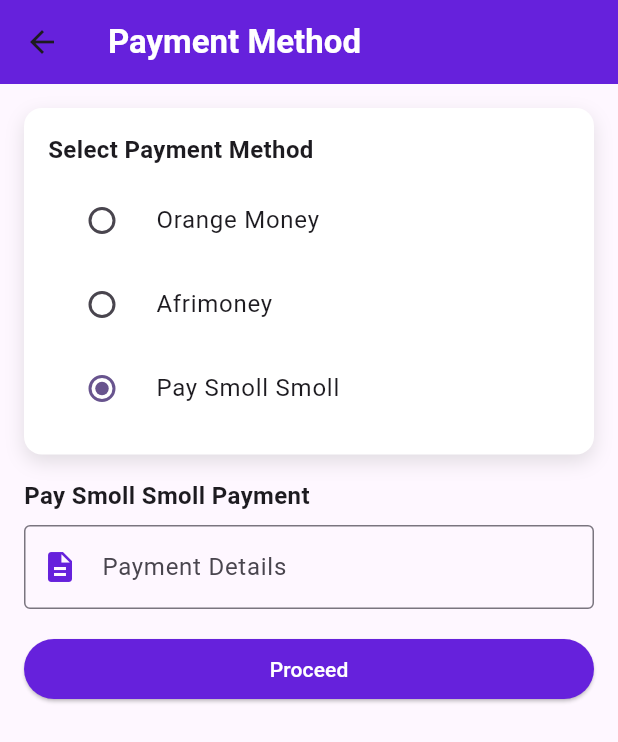
After one commit to Chrisgentsl/miboks-millennialsierraleone, a Flutter app: the PaymentMethodScreen screen opened directly, after a tap on "Afrimoney", after a tap on "Pay Smoll Smoll", on a phone screen of 412 x 824 dp. The commit adds this screen. Shown: the top 742 px of the screen. Run offline on Flutter 3.47's test engine with Material 3 defaults, Android fonts, the phone set to English and light mode, and no system bars; our stand-ins replace cloud_firestore, curved_navigation_bar, firebase_auth, firebase_core, flutter_spinkit, shared_preferences; accounts and stored records are empty.

Commit message:
added navigation to the payment method screen

```diff
--- /dev/null
+++ b/lib/screens/payment_method_screen.dart
@@ -0,0 +1,87 @@
+import 'package:flutter/material.dart';
+import '../widgets/payment_method_widget.dart';
+import '../widgets/orange_money_widget.dart';
+import '../widgets/afrimoney_widget.dart';
+import '../widgets/pay_smoll_smoll_widget.dart';
+
+class PaymentMethodScreen extends StatefulWidget {
+  const PaymentMethodScreen({super.key});
+
+  @override
+  State<PaymentMethodScreen> createState() => _PaymentMethodScreenState();
+}
+
+class _PaymentMethodScreenState extends State<PaymentMethodScreen> {
+  String _selectedPaymentMethod = 'Orange Money';
+
+  @override
+  Widget build(BuildContext context) {
+    return Scaffold(
+      appBar: AppBar(
+        title: const Text(
+          'Payment Method',
+          style: TextStyle(
+            fontWeight: FontWeight.bold,
+            color: Colors.white,
+          ),
+        ),
+        backgroundColor: const Color(0xFF6621DC),
+      ),
+      body: Padding(
+        padding: const EdgeInsets.all(16.0),
+        child: Column(
+          crossAxisAlignment: CrossAxisAlignment.start,
+          children: [
+            PaymentMethodWidget(
+              onPaymentMethodSelected: (method) {
+                setState(() {
+                  _selectedPaymentMethod = method;
+                });
+              },
+            ),
+            const SizedBox(height: 16),
+            Expanded(
+              child: _buildPaymentMethodDetails(),
+            ),
+          ],
+        ),
+      ),
+    );
+  }
+
+  Widget _buildPaymentMethodDetails() {
+    switch (_selectedPaymentMethod) {
+      case 'Orange Money':
+        return OrangeMoneyWidget(
+          onPhoneNumberSubmitted: (phoneNumber) {
+            // Handle Orange Money payment
+            ScaffoldMessenger.of(context).showSnackBar(
+              SnackBar(content: Text('Orange Money payment initiated for $phoneNumber')),
+            );
+          },
+        );
+      case 'Afrimoney':
+        return AfrimoneyWidget(
+          onPhoneNumberSubmitted: (phoneNumber) {
+            // Handle Afrimoney payment
+            ScaffoldMessenger.of(context).showSnackBar(
+              SnackBar(content: Text('Afrimoney payment initiated for $phoneNumber')),
+            );
+          },
+        );
+      case 'Pay Smoll Smoll':
+        return PaySmollSmollWidget(
+          onDetailsSubmitted: (details) {
+            // Handle Pay Smoll Smoll payment
+            ScaffoldMessenger.of(context).showSnackBar(
+              SnackBar(content: Text('Pay Smoll Smoll payment initiated with details: $details')),
+            );
+          },
+        );
+      default:
+        return const Center(
+          child: Text('Please select a payment method'),
+        );
+    }
+  }
+}
--- /dev/null
+++ b/lib/widgets/afrimoney_widget.dart
@@ -0,0 +1,52 @@
+import 'package:flutter/material.dart';
+
+class AfrimoneyWidget extends StatelessWidget {
+  final Function(String) onPhoneNumberSubmitted;
+
+  const AfrimoneyWidget({
+    super.key,
+    required this.onPhoneNumberSubmitted,
+  });
+
+  @override
+  Widget build(BuildContext context) {
+    final TextEditingController _phoneController = TextEditingController();
+
+    return Column(
+      crossAxisAlignment: CrossAxisAlignment.start,
+      children: [
+        const Text(
+          'Afrimoney Payment',
+          style: TextStyle(
+            fontSize: 16,
+            fontWeight: FontWeight.bold,
+          ),
+        ),
+        const SizedBox(height: 8),
+        TextFormField(
+          controller: _phoneController,
+          decoration: const InputDecoration(
+            labelText: 'Afrimoney Number',
+            border: OutlineInputBorder(),
+            prefixIcon: Icon(Icons.phone_android, color: Color(0xFF00A859)),
+          ),
+          keyboardType: TextInputType.phone,
+        ),
+        const SizedBox(height: 16),
+        SizedBox(
+          width: double.infinity,
+          child: ElevatedButton(
+            onPressed: () {
+              onPhoneNumberSubmitted(_phoneController.text);
+            },
+            style: ElevatedButton.styleFrom(
+              backgroundColor: const Color(0xFF00A859),
+              foregroundColor: Colors.white,
+            ),
+            child: const Text('Proceed'),
+          ),
+        ),
+      ],
+    );
+  }
+}
--- /dev/null
+++ b/lib/widgets/orange_money_widget.dart
@@ -0,0 +1,52 @@
+import 'package:flutter/material.dart';
+
+class OrangeMoneyWidget extends StatelessWidget {
+  final Function(String) onPhoneNumberSubmitted;
+
+  const OrangeMoneyWidget({
+    super.key,
+    required this.onPhoneNumberSubmitted,
+  });
+
+  @override
+  Widget build(BuildContext context) {
+    final TextEditingController _phoneController = TextEditingController();
+
+    return Column(
+      crossAxisAlignment: CrossAxisAlignment.start,
+      children: [
+        const Text(
+          'Orange Money Payment',
+          style: TextStyle(
+            fontSize: 16,
+            fontWeight: FontWeight.bold,
+          ),
+        ),
+        const SizedBox(height: 8),
+        TextFormField(
+          controller: _phoneController,
+          decoration: const InputDecoration(
+            labelText: 'Orange Money Number',
+            border: OutlineInputBorder(),
+            prefixIcon: Icon(Icons.phone_android, color: Color(0xFFFF6600)),
+          ),
+          keyboardType: TextInputType.phone,
+        ),
+        const SizedBox(height: 16),
+        SizedBox(
+          width: double.infinity,
+          child: ElevatedButton(
+            onPressed: () {
+              onPhoneNumberSubmitted(_phoneController.text);
+            },
+            style: ElevatedButton.styleFrom(
+              backgroundColor: const Color(0xFFFF6600),
+              foregroundColor: Colors.white,
+            ),
+            child: const Text('Proceed'),
+          ),
+        ),
+      ],
+    );
+  }
+}
--- /dev/null
+++ b/lib/widgets/pay_smoll_smoll_widget.dart
@@ -0,0 +1,51 @@
+import 'package:flutter/material.dart';
+
+class PaySmollSmollWidget extends StatelessWidget {
+  final Function(String) onDetailsSubmitted;
+
+  const PaySmollSmollWidget({
+    super.key,
+    required this.onDetailsSubmitted,
+  });
+
+  @override
+  Widget build(BuildContext context) {
+    final TextEditingController _detailsController = TextEditingController();
+
+    return Column(
+      crossAxisAlignment: CrossAxisAlignment.start,
+      children: [
+        const Text(
+          'Pay Smoll Smoll Payment',
+          style: TextStyle(
+            fontSize: 16,
+            fontWeight: FontWeight.bold,
+          ),
+        ),
+        const SizedBox(height: 8),
+        TextFormField(
+          controller: _detailsController,
+          decoration: const InputDecoration(
+            labelText: 'Payment Details',
+            border: OutlineInputBorder(),
+            prefixIcon: Icon(Icons.description, color: Color(0xFF6621DC)),
+          ),
+        ),
+        const SizedBox(height: 16),
+        SizedBox(
+          width: double.infinity,
+          child: ElevatedButton(
+            onPressed: () {
+              onDetailsSubmitted(_detailsController.text);
+            },
+            style: ElevatedButton.styleFrom(
+              backgroundColor: const Color(0xFF6621DC),
+              foregroundColor: Colors.white,
+            ),
+            child: const Text('Proceed'),
+          ),
+        ),
+      ],
+    );
+  }
+}
--- /dev/null
+++ b/lib/widgets/payment_method_widget.dart
@@ -0,0 +1,82 @@
+import 'package:flutter/material.dart';
+
+class PaymentMethodWidget extends StatefulWidget {
+  final Function(String) onPaymentMethodSelected;
+
+  const PaymentMethodWidget({
+    super.key,
+    required this.onPaymentMethodSelected,
+  });
+
+  @override
+  State<PaymentMethodWidget> createState() => _PaymentMethodWidgetState();
+}
+
+class _PaymentMethodWidgetState extends State<PaymentMethodWidget> {
+  String _selectedPaymentMethod = 'Orange Money';
+
+  @override
+  Widget build(BuildContext context) {
+    return Container(
+      padding: const EdgeInsets.all(16.0),
+      decoration: BoxDecoration(
+        color: Colors.white,
+        borderRadius: BorderRadius.circular(12),
+        boxShadow: [
+          BoxShadow(
+            color: Colors.grey.withOpacity(0.3),
+            blurRadius: 10,
+            offset: const Offset(0, 5),
+          ),
+        ],
+      ),
+      child: Column(
+        crossAxisAlignment: CrossAxisAlignment.start,
+        mainAxisSize: MainAxisSize.min,
+        children: [
+          const Text(
+            'Select Payment Method',
+            style: TextStyle(
+              fontSize: 16,
+              fontWeight: FontWeight.bold,
+            ),
+          ),
+          const SizedBox(height: 8),
+          RadioListTile<String>(
+            title: const Text('Orange Money'),
+            value: 'Orange Money',
+            groupValue: _selectedPaymentMethod,
+            onChanged: (value) {
+              setState(() {
+                _selectedPaymentMethod = value!;
+                widget.onPaymentMethodSelected(value);
+              });
+            },
+          ),
+          RadioListTile<String>(
+            title: const Text('Afrimoney'),
+            value: 'Afrimoney',
+            groupValue: _selectedPaymentMethod,
+            onChanged: (value) {
+              setState(() {
+                _selectedPaymentMethod = value!;
+                widget.onPaymentMethodSelected(value);
+              });
+            },
+          ),
+          RadioListTile<String>(
+            title: const Text('Pay Smoll Smoll'),
+            value: 'Pay Smoll Smoll',
+            groupValue: _selectedPaymentMethod,
+            onChanged: (value) {
+              setState(() {
+                _selectedPaymentMethod = value!;
+                widget.onPaymentMethodSelected(value);
+              });
+            },
+          ),
+        ],
+      ),
+    );
+  }
+}
--- a/lib/widgets/sales_form_widget.dart
+++ b/lib/widgets/sales_form_widget.dart
@@ -1,6 +1,8 @@
 import 'package:flutter/material.dart';
+import 'package:flutter_spinkit/flutter_spinkit.dart';
 import '../services/product_service.dart';
 import '../models/product_model.dart';
+import '../screens/payment_method_screen.dart';
 
 class SalesFormWidget extends StatefulWidget {
   const SalesFormWidget({super.key});
@@ -17,6 +19,7 @@
   TextEditingController _priceController = TextEditingController();
   List<Map<String, dynamic>> _selectedProducts = [];
   bool _isGstEnabled = false;
+  bool _isLoading = false;
 
   @override
   void initState() {
@@ -61,6 +64,25 @@
         'quantity': quantity,
       });
     });
+  }
+
+  void _onProceed() async {
+    setState(() {
+      _isLoading = true;
+    });
+
+    await Future.delayed(const Duration(seconds: 2)); // Simulate loading time
+
+    setState(() {
+      _isLoading = false;
+    });
+
+    Navigator.push(
+      context,
+      MaterialPageRoute(
+        builder: (context) => const PaymentMethodScreen(),
+      ),
+    );
   }
 
   @override
@@ -198,12 +220,18 @@
               ),
             ],
             const SizedBox(height: 16),
+            if (_isLoading)
+              const Center(
+                child: SpinKitCircle(
+                  color: Color(0xFF6621DC),
+                  size: 50.0,
+                ),
+              )
+            else
               SizedBox(
                 width: double.infinity,
                 child: ElevatedButton(
-                onPressed: () {
-                  // Handle form submission
-                },
+                  onPressed: _onProceed,
                   style: ElevatedButton.styleFrom(
                     backgroundColor: const Color(0xFF6621DC),
                     foregroundColor: Colors.white,
@@ -213,7 +241,7 @@
                     ),
                   ),
                   child: const Text(
-                  'Submit',
+                    'Proceed',
                     style: TextStyle(fontSize: 16),
                   ),
                 ),
```
Also changed, not shown: pubspec.yaml (+7 -6 lines), pubspec.lock. Lines whose indentation alone changed are shown as unchanged.
